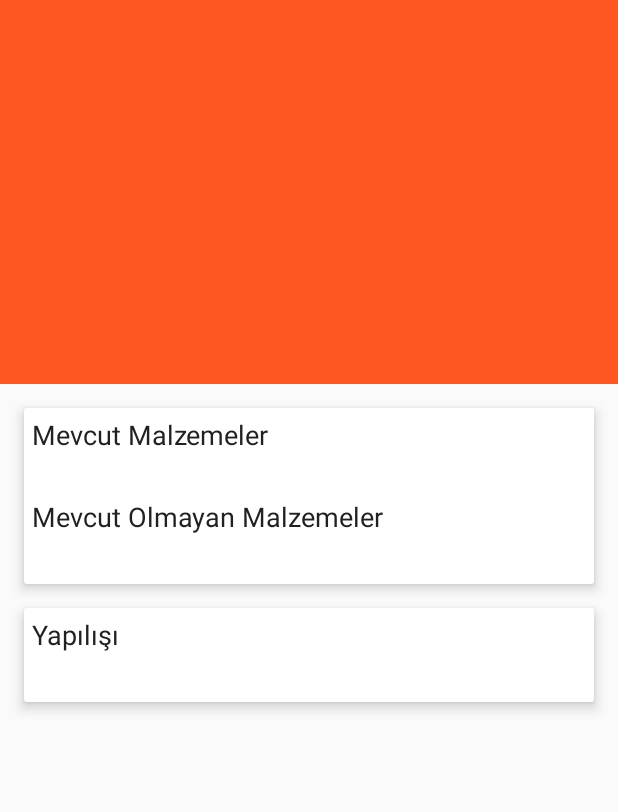
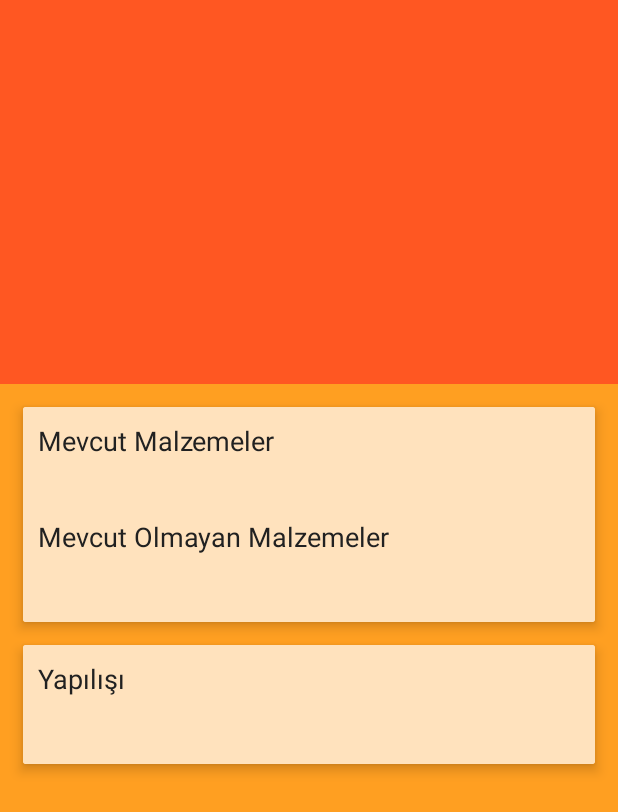
Before and after one commit to erkutdemirhan/BugunNeYesek, an Android app: the layout activity_recipe.xml on its own in the app's theme, with its tools: preview values and no code run, on a phone screen of 412 x 824 dp. Shown: the top 812 px of the screen. Run offline under Robolectric (Android 15) with nearby library versions, the phone set to English and light mode, and no system bars.

```diff
--- a/app/src/main/res/layout/activity_recipe.xml
+++ b/app/src/main/res/layout/activity_recipe.xml
@@ -4,6 +4,7 @@
     xmlns:app                 = "http://schemas.android.com/apk/res-auto"
     android:layout_width      = "match_parent"
     android:layout_height     = "match_parent"
+    android:background    = "@color/primary_background"
     android:fitsSystemWindows = "true">
 
     <android.support.design.widget.AppBarLayout
@@ -59,7 +60,8 @@
 
                 <RelativeLayout
                     android:layout_width  = "match_parent"
-                    android:layout_height = "wrap_content">
+                    android:layout_height = "wrap_content"
+                    android:background    = "@color/cardview_background" >
 
                     <TextView
                         android:id            = "@+id/recipe_availIngrTitle"
@@ -102,7 +104,8 @@
 
                 <RelativeLayout
                     android:layout_width  = "match_parent"
-                    android:layout_height = "wrap_content">
+                    android:layout_height = "wrap_content"
+                    android:background    = "@color/cardview_background">
 
                     <TextView
                         android:id            = "@+id/recipe_instructionstitle"
--- a/app/src/main/res/layout/activity_recipelist.xml
+++ b/app/src/main/res/layout/activity_recipelist.xml
@@ -7,7 +7,8 @@
 
     <RelativeLayout
         android:layout_width  = "match_parent"
-        android:layout_height = "match_parent" >
+        android:layout_height = "match_parent"
+        android:background    = "@color/primary_background">
 
         <android.support.v7.widget.Toolbar
             android:id            = "@+id/recipelist_toolbar"
@@ -22,7 +23,7 @@
             android:layout_width  = "match_parent"
             android:layout_height = "match_parent"
             android:layout_below  = "@id/recipelist_toolbar"
-            android:layout_margin = "20dp"
+            android:layout_margin = "@dimen/recipelist_margin"
             android:scrollbars    = "vertical" />
 
     </RelativeLayout>
--- a/app/src/main/res/values/colors.xml
+++ b/app/src/main/res/values/colors.xml
@@ -1,6 +1,8 @@
 <?xml version="1.0" encoding="utf-8"?>
 <resources>
     <color name="primary">#FF5722</color>
+    <color name="primary_background">#FF9F21</color>
+    <color name="cardview_background">#FFE2Bd</color>
     <color name="primary_dark">#E64A19</color>
     <color name="primary_light">#FFCCBC</color>
     <color name="accent">#9E9E9E</color>
--- a/app/src/main/res/values/dimens.xml
+++ b/app/src/main/res/values/dimens.xml
@@ -4,11 +4,12 @@
     <dimen name="activity_vertical_margin">16dp</dimen>
     <dimen name="activity_button_height">55dp</dimen>
     <dimen name="ingredient_list_item_margin">5dp</dimen>
-    <dimen name="recipe_list_item_margin">5dp</dimen>
     <dimen name="elevation">5dp</dimen>
 
     <dimen name="recipe_backdrop_height">256dp</dimen>
-    <dimen name="recipe_cardview_margin">16dp</dimen>
-    <dimen name="recipe_title_margin">5dp</dimen>
-    <dimen name="recipe_content_margin">8dp</dimen>
+    <dimen name="recipe_cardview_margin">15dp</dimen>
+    <dimen name="recipe_title_margin">10dp</dimen>
+    <dimen name="recipe_content_margin">15dp</dimen>
+
+    <dimen name="recipelist_margin">5dp</dimen>
 </resources>
```
Also changed, not shown: app/src/main/java/com/erkutdemirhan/bugunneyesek/activity/RecipeListActivity.java (+10 -3 lines), app/src/main/java/com/erkutdemirhan/bugunneyesek/customview/SquareImageView.java (added, +30 -0 lines), app/src/main/res/layout/recipe_item.xml (+13 -12 lines), app/src/main/res/drawable-hdpi/ingredients_background.png (added), app/src/main/res/drawable-land/ingredients_background.png (added), app/src/main/res/drawable-mdpi/ingredients_background.png (deleted), 1 other file.
